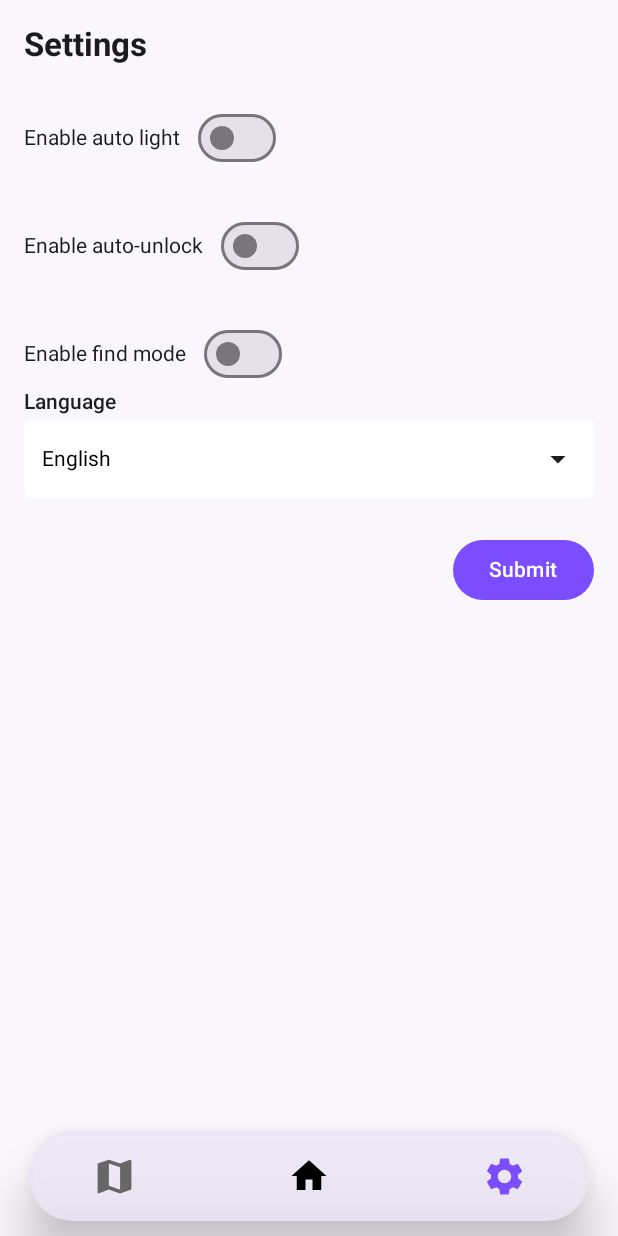
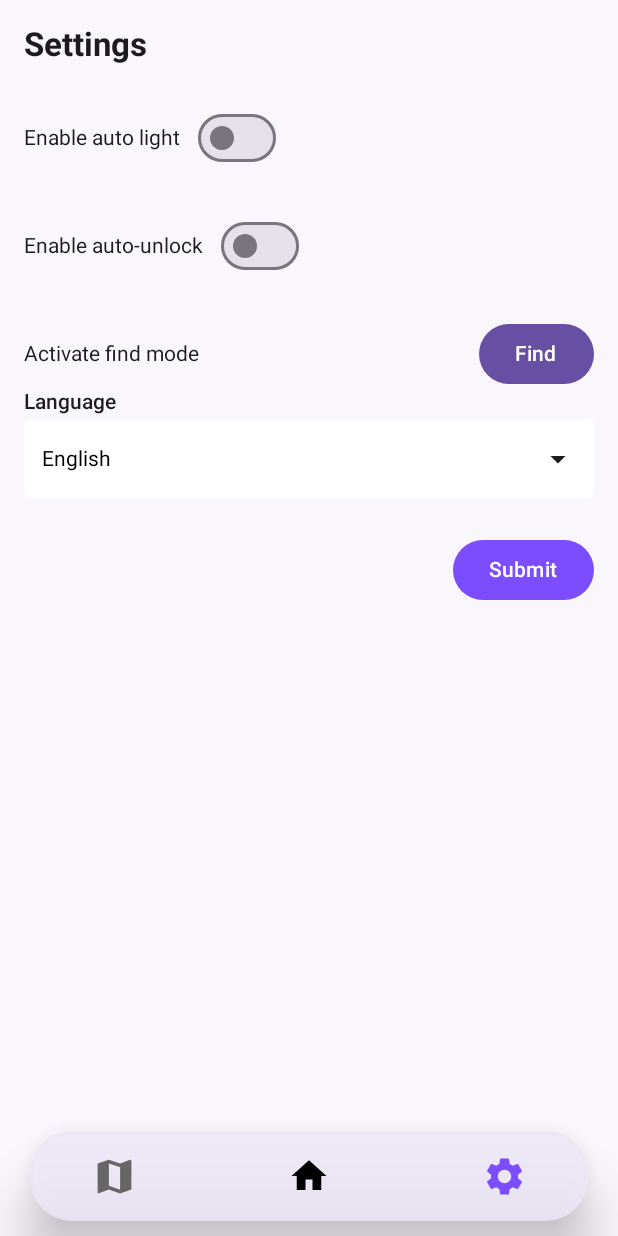
Before and after one commit to benramort/IoTProject, an Android app built with Jetpack Compose: the @Preview function SettingsScreenPreview, on a phone screen of 412 x 824 dp. Run offline under Robolectric (Android 15) with nearby library versions, the phone set to English and light mode, and no system bars; network calls fail.

Commit message:
Find mode button UI and request

```diff
--- a/client/app/src/main/java/com/example/iotclient/SettingsScreen.kt
+++ b/client/app/src/main/java/com/example/iotclient/SettingsScreen.kt
@@ -20,6 +20,8 @@ import androidx.compose.ui.graphics.Color
 import androidx.compose.ui.text.font.FontWeight
 import androidx.compose.ui.tooling.preview.Preview
 import androidx.compose.ui.unit.dp
+import com.example.iotclient.serviceProxy.ServiceProxy
+import kotlinx.coroutines.Dispatchers
 
 val PurpleMain = Color(0xFF7C4DFF)
 val PurpleSoft = Color(0xFFEDE7F6)
@@ -102,11 +104,31 @@ fun SettingsScreen(onNavigate: (String) -> Unit) {
             Spacer(modifier = Modifier.height(24.dp))
 
             // FIND MODE
-            Row(verticalAlignment = Alignment.CenterVertically, modifier = Modifier.fillMaxWidth()) {
-                Text(if (selectedLanguage == "Español") "Modo de búsqueda automático" else "Enable find mode")
-                Spacer(modifier = Modifier.width(12.dp))
-                Switch(checked = findmode, onCheckedChange = { findmode = it })
+            Row(
+                verticalAlignment = Alignment.CenterVertically,
+                modifier = Modifier.fillMaxWidth()
+            ) {
+                Text(
+                    if (selectedLanguage == "Español")
+                        "Activar modo de búsqueda"
+                    else
+                        "Activate find mode"
+                )
+
+                Spacer(modifier = Modifier.weight(1f))
+
+                Button(onClick = {
+                    ServiceProxy.triggerFindMode()
+                }) {
+                    Text(
+                        if (selectedLanguage == "Español")
+                            "Buscar"
+                        else
+                            "Find"
+                    )
+                }
             }
+
 
             // LANGUAGE
             SimpleDropdown(
```
Also changed, not shown: client/app/src/main/java/com/example/iotclient/serviceProxy/ServiceProxy.kt (+19 -0 lines).
